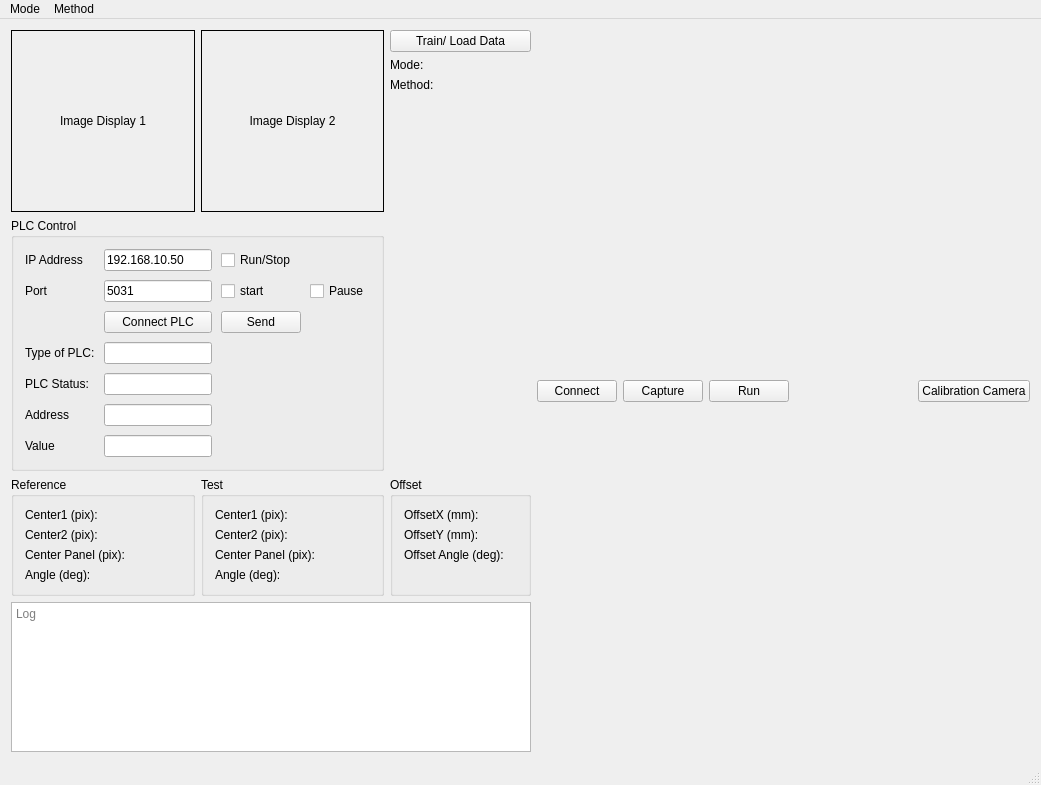
This is matchingui.ui in tony71200/ChamferMatching_UI as Qt 5 draws it before an edit. The edited form follows.
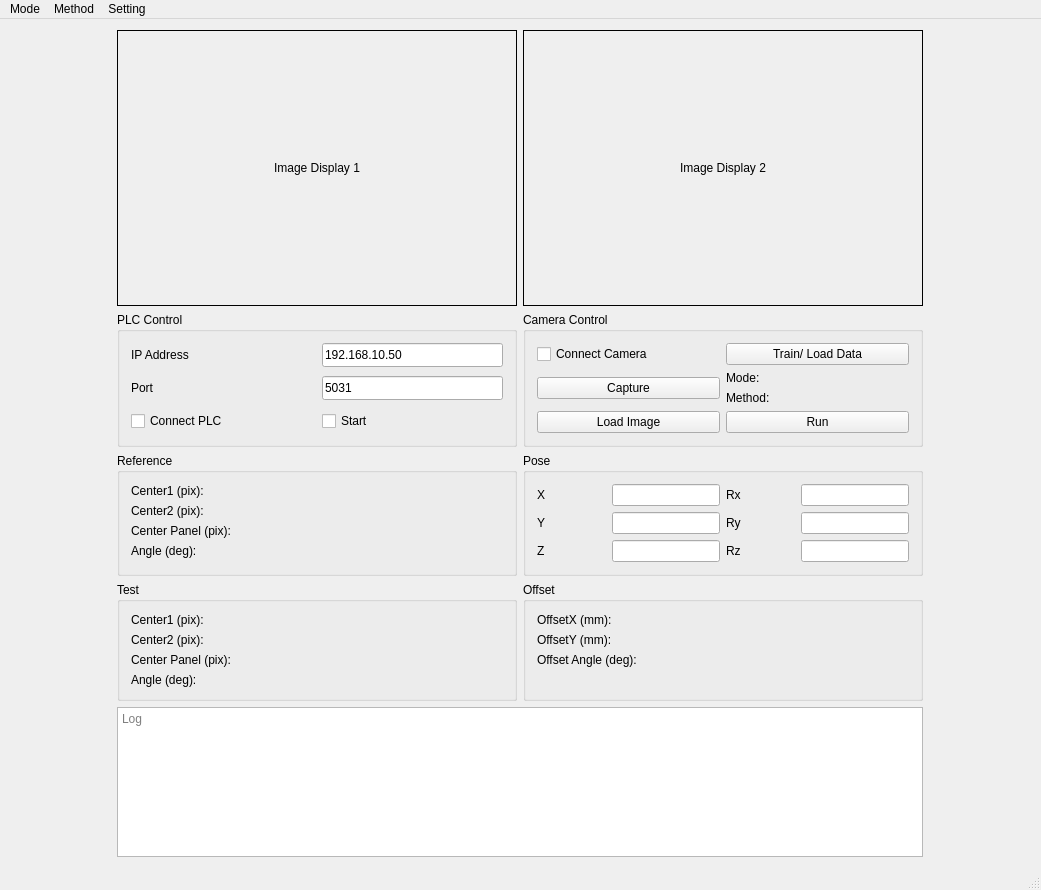
This is the edited form.

Diff of the .ui file:
```diff
--- a/matchingui.ui
+++ b/matchingui.ui
@@ -7,115 +7,29 @@
     <x>0</x>
     <y>0</y>
     <width>1041</width>
-    <height>785</height>
+    <height>890</height>
    </rect>
   </property>
   <property name="windowTitle">
    <string>Chamfer Matching UI</string>
   </property>
   <widget class="QWidget" name="centralWidget">
-   <layout class="QGridLayout" name="gridLayout" columnstretch="1,2">
+   <layout class="QGridLayout" name="gridLayout" columnstretch="1,0">
     <item row="0" column="1">
      <layout class="QVBoxLayout" name="right_pane_layout">
       <item>
-       <layout class="QHBoxLayout" name="actions_layout">
-        <item>
-         <widget class="QPushButton" name="btn_connect">
-          <property name="text">
-           <string>Connect</string>
-          </property>
-         </widget>
-        </item>
-        <item>
-         <widget class="QPushButton" name="btn_load_img">
-          <property name="text">
-           <string>Capture</string>
-          </property>
-         </widget>
-        </item>
-        <item>
-         <widget class="QPushButton" name="btn_run">
-          <property name="text">
-           <string>Run</string>
-          </property>
-         </widget>
-        </item>
-        <item>
-         <spacer name="horizontalSpacer">
-          <property name="orientation">
-           <enum>Qt::Horizontal</enum>
-          </property>
-          <property name="sizeHint" stdset="0">
-           <size>
-            <width>40</width>
-            <height>20</height>
-           </size>
-          </property>
-         </spacer>
-        </item>
-        <item>
-         <widget class="QPushButton" name="btn_Calib">
-          <property name="text">
-           <string>Calibration Camera</string>
-          </property>
-         </widget>
-        </item>
-       </layout>
+       <layout class="QHBoxLayout" name="actions_layout"/>
       </item>
      </layout>
     </item>
     <item row="0" column="0">
      <layout class="QGridLayout" name="left_pane_layout">
+      <property name="sizeConstraint">
+       <enum>QLayout::SetMinimumSize</enum>
+      </property>
       <property name="horizontalSpacing">
        <number>6</number>
       </property>
-      <item row="0" column="0">
-       <widget class="QLabel" name="lbl_display_1">
-        <property name="sizePolicy">
-         <sizepolicy hsizetype="Expanding" vsizetype="Expanding">
-          <horstretch>0</horstretch>
-          <verstretch>0</verstretch>
-         </sizepolicy>
-        </property>
-        <property name="minimumSize">
-         <size>
-          <width>150</width>
-          <height>150</height>
-         </size>
-        </property>
-        <property name="frameShape">
-         <enum>QFrame::Box</enum>
-        </property>
-        <property name="text">
-         <string>Image Display 1</string>
-        </property>
-        <property name="alignment">
-         <set>Qt::AlignCenter</set>
-        </property>
-       </widget>
-      </item>
-      <item row="3" column="0" colspan="3">
-       <widget class="QTextEdit" name="log_text_edit">
-        <property name="sizePolicy">
-         <sizepolicy hsizetype="Minimum" vsizetype="Minimum">
-          <horstretch>0</horstretch>
-          <verstretch>0</verstretch>
-         </sizepolicy>
-        </property>
-        <property name="maximumSize">
-         <size>
-          <width>16777215</width>
-          <height>150</height>
-         </size>
-        </property>
-        <property name="readOnly">
-         <bool>true</bool>
-        </property>
-        <property name="placeholderText">
-         <string>Log</string>
-        </property>
-       </widget>
-      </item>
       <item row="2" column="0">
        <widget class="QGroupBox" name="gb_ref">
         <property name="sizePolicy">
@@ -187,79 +101,166 @@
         </layout>
        </widget>
       </item>
-      <item row="2" column="1">
-       <widget class="QGroupBox" name="gb_test">
-        <property name="sizePolicy">
-         <sizepolicy hsizetype="Preferred" vsizetype="Preferred">
-          <horstretch>0</horstretch>
-          <verstretch>0</verstretch>
-         </sizepolicy>
-        </property>
+      <item row="1" column="0">
+       <widget class="QGroupBox" name="plc_control_group_box">
         <property name="title">
-         <string>Test</string>
+         <string>PLC Control</string>
         </property>
-        <layout class="QFormLayout" name="formLayout_5">
-         <item row="0" column="0">
-          <widget class="QLabel" name="label_7">
+        <layout class="QGridLayout" name="gridLayout_plc">
+         <property name="spacing">
+          <number>9</number>
+         </property>
+         <item row="1" column="1">
+          <widget class="QLineEdit" name="le_port">
+           <property name="sizePolicy">
+            <sizepolicy hsizetype="Preferred" vsizetype="Preferred">
+             <horstretch>0</horstretch>
+             <verstretch>0</verstretch>
+            </sizepolicy>
+           </property>
            <property name="text">
-            <string>Center1 (pix):</string>
+            <string>5031</string>
+           </property>
+           <property name="readOnly">
+            <bool>true</bool>
            </property>
           </widget>
          </item>
          <item row="1" column="0">
-          <widget class="QLabel" name="label_8">
-           <property name="text">
-            <string>Center2 (pix):</string>
+          <widget class="QLabel" name="label_port">
+           <property name="sizePolicy">
+            <sizepolicy hsizetype="Minimum" vsizetype="Preferred">
+             <horstretch>0</horstretch>
+             <verstretch>0</verstretch>
+            </sizepolicy>
            </property>
-          </widget>
-         </item>
-         <item row="2" column="0">
-          <widget class="QLabel" name="label_9">
            <property name="text">
-            <string>Center Panel (pix):</string>
+            <string>Port</string>
            </property>
           </widget>
          </item>
-         <item row="3" column="0">
-          <widget class="QLabel" name="label_10">
+         <item row="0" column="0">
+          <widget class="QLabel" name="label_ip">
+           <property name="sizePolicy">
+            <sizepolicy hsizetype="Minimum" vsizetype="Preferred">
+             <horstretch>0</horstretch>
+             <verstretch>0</verstretch>
+            </sizepolicy>
+           </property>
            <property name="text">
-            <string>Angle (deg):</string>
+            <string>IP Address</string>
            </property>
           </widget>
          </item>
          <item row="0" column="1">
-          <widget class="QLabel" name="lbl_test_c1">
+          <widget class="QLineEdit" name="le_ip">
+           <property name="sizePolicy">
+            <sizepolicy hsizetype="Preferred" vsizetype="Preferred">
+             <horstretch>0</horstretch>
+             <verstretch>0</verstretch>
+            </sizepolicy>
+           </property>
            <property name="text">
-            <string/>
+            <string>192.168.10.50</string>
+           </property>
+           <property name="readOnly">
+            <bool>true</bool>
            </property>
           </widget>
          </item>
-         <item row="1" column="1">
-          <widget class="QLabel" name="lbl_test_c2">
+         <item row="2" column="0">
+          <widget class="QCheckBox" name="btn_connect_plc">
+           <property name="sizePolicy">
+            <sizepolicy hsizetype="Preferred" vsizetype="Preferred">
+             <horstretch>0</horstretch>
+             <verstretch>0</verstretch>
+            </sizepolicy>
+           </property>
            <property name="text">
-            <string/>
+            <string>Connect PLC</string>
            </property>
           </widget>
          </item>
          <item row="2" column="1">
-          <widget class="QLabel" name="lbl_test_p">
-           <property name="text">
-            <string/>
+          <widget class="QCheckBox" name="cb_start">
+           <property name="sizePolicy">
+            <sizepolicy hsizetype="Minimum" vsizetype="Preferred">
+             <horstretch>0</horstretch>
+             <verstretch>0</verstretch>
+            </sizepolicy>
            </property>
-          </widget>
-         </item>
-         <item row="3" column="1">
-          <widget class="QLabel" name="lbl_test_a">
            <property name="text">
-            <string/>
+            <string>Start</string>
+           </property>
+           <property name="checkable">
+            <bool>true</bool>
            </property>
           </widget>
          </item>
         </layout>
        </widget>
       </item>
-      <item row="2" column="2">
+      <item row="0" column="0">
+       <widget class="QLabel" name="lbl_display_1">
+        <property name="sizePolicy">
+         <sizepolicy hsizetype="Preferred" vsizetype="Expanding">
+          <horstretch>0</horstretch>
+          <verstretch>0</verstretch>
+         </sizepolicy>
+        </property>
+        <property name="minimumSize">
+         <size>
+          <width>150</width>
+          <height>150</height>
+         </size>
+        </property>
+        <property name="maximumSize">
+         <size>
+          <width>400</width>
+          <height>400</height>
+         </size>
+        </property>
+        <property name="frameShape">
+         <enum>QFrame::Box</enum>
+        </property>
+        <property name="text">
+         <string>Image Display 1</string>
+        </property>
+        <property name="alignment">
+         <set>Qt::AlignCenter</set>
+        </property>
+       </widget>
+      </item>
+      <item row="5" column="0" colspan="2">
+       <widget class="QTextEdit" name="log_text_edit">
+        <property name="sizePolicy">
+         <sizepolicy hsizetype="Minimum" vsizetype="Minimum">
+          <horstretch>0</horstretch>
+          <verstretch>0</verstretch>
+         </sizepolicy>
+        </property>
+        <property name="maximumSize">
+         <size>
+          <width>16777215</width>
+          <height>150</height>
+         </size>
+        </property>
+        <property name="readOnly">
+         <bool>true</bool>
+        </property>
+        <property name="placeholderText">
+         <string>Log</string>
+        </property>
+       </widget>
+      </item>
+      <item row="3" column="1">
        <widget class="QGroupBox" name="gb_offset">
+        <property name="sizePolicy">
+         <sizepolicy hsizetype="Minimum" vsizetype="Preferred">
+          <horstretch>0</horstretch>
+          <verstretch>0</verstretch>
+         </sizepolicy>
+        </property>
         <property name="title">
          <string>Offset</string>
         </property>
@@ -309,10 +310,81 @@
         </layout>
        </widget>
       </item>
+      <item row="3" column="0">
+       <widget class="QGroupBox" name="gb_test">
+        <property name="sizePolicy">
+         <sizepolicy hsizetype="Preferred" vsizetype="Preferred">
+          <horstretch>0</horstretch>
+          <verstretch>0</verstretch>
+         </sizepolicy>
+        </property>
+        <property name="title">
+         <string>Test</string>
+        </property>
+        <layout class="QFormLayout" name="formLayout_5">
+         <item row="0" column="0">
+          <widget class="QLabel" name="label_7">
+           <property name="text">
+            <string>Center1 (pix):</string>
+           </property>
+          </widget>
+         </item>
+         <item row="1" column="0">
+          <widget class="QLabel" name="label_8">
+           <property name="text">
+            <string>Center2 (pix):</string>
+           </property>
+          </widget>
+         </item>
+         <item row="2" column="0">
+          <widget class="QLabel" name="label_9">
+           <property name="text">
+            <string>Center Panel (pix):</string>
+           </property>
+          </widget>
+         </item>
+         <item row="3" column="0">
+          <widget class="QLabel" name="label_10">
+           <property name="text">
+            <string>Angle (deg):</string>
+           </property>
+          </widget>
+         </item>
+         <item row="0" column="1">
+          <widget class="QLabel" name="lbl_test_c1">
+           <property name="text">
+            <string/>
+           </property>
+          </widget>
+         </item>
+         <item row="1" column="1">
+          <widget class="QLabel" name="lbl_test_c2">
+           <property name="text">
+            <string/>
+           </property>
+          </widget>
+         </item>
+         <item row="2" column="1">
+          <widget class="QLabel" name="lbl_test_p">
+           <property name="text">
+            <string/>
+           </property>
+          </widget>
+         </item>
+         <item row="3" column="1">
+          <widget class="QLabel" name="lbl_test_a">
+           <property name="text">
+            <string/>
+           </property>
+          </widget>
+         </item>
+        </layout>
+       </widget>
+      </item>
       <item row="0" column="1">
        <widget class="QLabel" name="lbl_display_2">
         <property name="sizePolicy">
-         <sizepolicy hsizetype="Expanding" vsizetype="Expanding">
+         <sizepolicy hsizetype="Preferred" vsizetype="Expanding">
           <horstretch>0</horstretch>
           <verstretch>0</verstretch>
          </sizepolicy>
@@ -323,6 +395,12 @@
           <height>150</height>
          </size>
         </property>
+        <property name="maximumSize">
+         <size>
+          <width>400</width>
+          <height>400</height>
+         </size>
+        </property>
         <property name="frameShape">
          <enum>QFrame::Box</enum>
         </property>
@@ -334,241 +412,376 @@
         </property>
        </widget>
       </item>
-      <item row="0" column="2">
-       <layout class="QVBoxLayout" name="verticalLayout_2">
-        <item>
-         <widget class="QPushButton" name="btn_train_data">
-          <property name="text">
-           <string>Train/ Load Data</string>
-          </property>
-         </widget>
-        </item>
-        <item>
-         <layout class="QFormLayout" name="formLayout_2">
-          <item row="0" column="0">
-           <widget class="QLabel" name="label_4">
-            <property name="text">
-             <string>Mode:</string>
-            </property>
-           </widget>
-          </item>
-          <item row="0" column="1">
-           <widget class="QLabel" name="lbl_mode_value">
-            <property name="text">
-             <string/>
-            </property>
-           </widget>
-          </item>
-          <item row="1" column="0">
-           <widget class="QLabel" name="label_5">
-            <property name="text">
-             <string>Method:</string>
-            </property>
-           </widget>
-          </item>
-          <item row="1" column="1">
-           <widget class="QLabel" name="lbl_method_value">
-            <property name="text">
-             <string/>
-            </property>
-           </widget>
-          </item>
-         </layout>
-        </item>
-        <item>
-         <spacer name="verticalSpacer">
-          <property name="orientation">
-           <enum>Qt::Vertical</enum>
-          </property>
-          <property name="sizeHint" stdset="0">
-           <size>
-            <width>20</width>
-            <height>40</height>
-           </size>
-          </property>
-         </spacer>
-        </item>
-       </layout>
+      <item row="1" column="1">
+       <widget class="QGroupBox" name="gb_Camera">
+        <property name="title">
+         <string>Camera Control</string>
+        </property>
+        <layout class="QGridLayout" name="gridLayout_3">
+         <item row="1" column="0">
+          <widget class="QPushButton" name="btn_capture">
+           <property name="text">
+            <string>Capture</string>
+           </property>
+          </widget>
+         </item>
+         <item row="2" column="0">
+          <widget class="QPushButton" name="btn_loadImage">
+           <property name="text">
+            <string>Load Image</string>
+           </property>
+          </widget>
+         </item>
+         <item row="0" column="1">
+          <widget class="QPushButton" name="btn_train_data">
+           <property name="text">
+            <string>Train/ Load Data</string>
+           </property>
+          </widget>
+         </item>
+         <item row="2" column="1">
+          <widget class="QPushButton" name="btn_run">
+           <property name="text">
+            <string>Run</string>
+           </property>
+          </widget>
+         </item>
+         <item row="1" column="1">
+          <layout class="QFormLayout" name="formLayout_2">
+           <item row="0" column="0">
+            <widget class="QLabel" name="label_4">
+             <property name="text">
+              <string>Mode:</string>
+             </property>
+            </widget>
+           </item>
+           <item row="0" column="1">
+            <widget class="QLabel" name="lbl_mode_value">
+             <property name="text">
+              <string/>
+             </property>
+            </widget>
+           </item>
+           <item row="1" column="0">
+            <widget class="QLabel" name="label_5">
+             <property name="text">
+              <string>Method:</string>
+             </property>
+            </widget>
+           </item>
+           <item row="1" column="1">
+            <widget class="QLabel" name="lbl_method_value">
+             <property name="text">
+              <string/>
+             </property>
+            </widget>
+           </item>
+          </layout>
+         </item>
+         <item row="0" column="0">
+          <widget class="QCheckBox" name="btn_connect">
+           <property name="text">
+            <string>Connect Camera</string>
+           </property>
+          </widget>
+         </item>
+        </layout>
+       </widget>
       </item>
-      <item row="1" column="0" colspan="2">
-       <widget class="QGroupBox" name="plc_control_group_box">
+      <item row="2" column="1">
+       <widget class="QGroupBox" name="gb_pose">
         <property name="sizePolicy">
-         <sizepolicy hsizetype="Fixed" vsizetype="Minimum">
+         <sizepolicy hsizetype="Minimum" vsizetype="Fixed">
           <horstretch>0</horstretch>
           <verstretch>0</verstretch>
          </sizepolicy>
         </property>
         <property name="title">
-         <string>PLC Control</string>
+         <string>Pose</string>
         </property>
-        <layout class="QGridLayout" name="gridLayout_plc">
-         <property name="spacing">
-          <number>9</number>
-         </property>
-         <item row="6" column="0">
-          <widget class="QLabel" name="label_address">
-           <property name="text">
-            <string>Address</string>
-           </property>
-          </widget>
-         </item>
-         <item row="6" column="1">
-          <widget class="QLineEdit" name="le_address">
-           <property name="sizePolicy">
-            <sizepolicy hsizetype="Preferred" vsizetype="Preferred">
-             <horstretch>0</horstretch>
-             <verstretch>0</verstretch>
-            </sizepolicy>
-           </property>
-          </widget>
-         </item>
+        <property name="checkable">
+         <bool>false</bool>
+        </property>
+        <layout class="QGridLayout" name="gridLayout_2">
          <item row="0" column="0">
-          <widget class="QLabel" name="label_ip">
-           <property name="text">
-            <string>IP Address</string>
-           </property>
-          </widget>
-         </item>
-         <item row="0" column="1">
-          <widget class="QLineEdit" name="le_ip">
+          <widget class="QLabel" name="lbl_X">
            <property name="sizePolicy">
-            <sizepolicy hsizetype="Preferred" vsizetype="Preferred">
+            <sizepolicy hsizetype="Fixed" vsizetype="Preferred">
              <horstretch>0</horstretch>
              <verstretch>0</verstretch>
             </sizepolicy>
            </property>
+           <property name="maximumSize">
+            <size>
+             <width>300</width>
+             <height>300</height>
+            </size>
+           </property>
            <property name="text">
-            <string>192.168.10.50</string>
+            <string>X</string>
+           </property>
+           <property name="scaledContents">
+            <bool>true</bool>
            </property>
           </widget>
          </item>
          <item row="1" column="0">
-          <widget class="QLabel" name="label_port">
+          <widget class="QLabel" name="lbl_Y">
+           <property name="sizePolicy">
+            <sizepolicy hsizetype="Fixed" vsizetype="Preferred">
+             <horstretch>0</horstretch>
+             <verstretch>0</verstretch>
+            </sizepolicy>
+           </property>
+           <property name="maximumSize">
+            <size>
+             <width>300</width>
+             <height>300</height>
+            </size>
+           </property>
            <property name="text">
-            <string>Port</string>
+            <string>Y</string>
+           </property>
+           <property name="scaledContents">
+            <bool>true</bool>
            </property>
           </widget>
          </item>
          <item row="1" column="1">
-          <widget class="QLineEdit" name="le_port">
+          <widget class="QLineEdit" name="le_pose_y">
            <property name="sizePolicy">
-            <sizepolicy hsizetype="Preferred" vsizetype="Preferred">
+            <sizepolicy hsizetype="Preferred" vsizetype="Fixed">
              <horstretch>0</horstretch>
              <verstretch>0</verstretch>
             </sizepolicy>
            </property>
-           <property name="text">
-            <string>5031</string>
+           <property name="minimumSize">
+            <size>
+             <width>50</width>
+             <height>0</height>
+            </size>
+           </property>
+           <property name="maximumSize">
+            <size>
+             <width>200</width>
+             <height>16777215</height>
+            </size>
+           </property>
+           <property name="readOnly">
+            <bool>true</bool>
            </property>
           </widget>
          </item>
          <item row="2" column="1">
-          <widget class="QPushButton" name="btn_connect_plc">
+          <widget class="QLineEdit" name="le_pose_z">
            <property name="sizePolicy">
-            <sizepolicy hsizetype="Preferred" vsizetype="Preferred">
+            <sizepolicy hsizetype="Preferred" vsizetype="Fixed">
              <horstretch>0</horstretch>
              <verstretch>0</verstretch>
             </sizepolicy>
            </property>
-           <property name="text">
-            <string>Connect PLC</string>
+           <property name="minimumSize">
+            <size>
+             <width>50</width>
+             <height>0</height>
+            </size>
            </property>
-          </widget>
-         </item>
-         <item row="3" column="0">
-          <widget class="QLabel" name="label_type_plc">
-           <property name="text">
-            <string>Type of PLC:</string>
+           <property name="maximumSize">
+            <size>
+             <width>200</width>
+             <height>16777215</height>
+            </size>
            </property>
-          </widget>
-         </item>
-         <item row="3" column="1">
-          <widget class="QLineEdit" name="le_type_plc">
-           <property name="sizePolicy">
-            <sizepolicy hsizetype="Preferred" vsizetype="Preferred">
-             <horstretch>0</horstretch>
-             <verstretch>0</verstretch>
-            </sizepolicy>
+           <property name="readOnly">
+            <bool>true</bool>
            </property>
           </widget>
          </item>
-         <item row="5" column="0">
-          <widget class="QLabel" name="label_plc_status">
-           <property name="text">
-            <string>PLC Status:</string>
-           </property>
-          </widget>
-         </item>
-         <item row="5" column="1">
-          <widget class="QLineEdit" name="le_plc_status">
+         <item row="2" column="0">
+          <widget class="QLabel" name="lbl_Z">
            <property name="sizePolicy">
-            <sizepolicy hsizetype="Preferred" vsizetype="Preferred">
+            <sizepolicy hsizetype="Fixed" vsizetype="Preferred">
              <horstretch>0</horstretch>
              <verstretch>0</verstretch>
             </sizepolicy>
            </property>
-          </widget>
-         </item>
-         <item row="1" column="3">
-          <widget class="QCheckBox" name="check_pause">
-           <property name="text">
-            <string>Pause</string>
+           <property name="maximumSize">
+            <size>
+             <width>300</width>
+             <height>300</height>
+            </size>
            </property>
-          </widget>
-         </item>
-         <item row="2" column="2">
-          <widget class="QPushButton" name="btn_send">
-           <property name="sizePolicy">
-            <sizepolicy hsizetype="Minimum" vsizetype="Preferred">
-             <horstretch>0</horstretch>
-             <verstretch>0</verstretch>
-            </sizepolicy>
-           </property>
            <property name="text">
-            <string>Send</string>
+            <string>Z</string>
            </property>
-          </widget>
-         </item>
-         <item row="7" column="0">
-          <widget class="QLabel" name="label_value">
-           <property name="text">
-            <string>Value</string>
-           </property>
-          </widget>
-         </item>
-         <item row="7" column="1">
-          <widget class="QLineEdit" name="le_value">
-           <property name="sizePolicy">
-            <sizepolicy hsizetype="Preferred" vsizetype="Preferred">
-             <horstretch>0</horstretch>
-             <verstretch>0</verstretch>
-            </sizepolicy>
+           <property name="scaledContents">
+            <bool>true</bool>
            </property>
           </widget>
          </item>
          <item row="0" column="2">
-          <widget class="QCheckBox" name="check_run_stop">
+          <widget class="QLabel" name="lbl_Rx">
            <property name="sizePolicy">
-            <sizepolicy hsizetype="Minimum" vsizetype="Preferred">
+            <sizepolicy hsizetype="Fixed" vsizetype="Preferred">
              <horstretch>0</horstretch>
              <verstretch>0</verstretch>
             </sizepolicy>
            </property>
+           <property name="maximumSize">
+            <size>
+             <width>300</width>
+             <height>300</height>
+            </size>
+           </property>
            <property name="text">
-            <string>Run/Stop</string>
+            <string>Rx</string>
+           </property>
+           <property name="scaledContents">
+            <bool>true</bool>
+           </property>
+          </widget>
+         </item>
+         <item row="0" column="1">
+          <widget class="QLineEdit" name="le_pose_x">
+           <property name="sizePolicy">
+            <sizepolicy hsizetype="Preferred" vsizetype="Fixed">
+             <horstretch>0</horstretch>
+             <verstretch>0</verstretch>
+            </sizepolicy>
+           </property>
+           <property name="minimumSize">
+            <size>
+             <width>50</width>
+             <height>0</height>
+            </size>
+           </property>
+           <property name="maximumSize">
+            <size>
+             <width>200</width>
+             <height>16777215</height>
+            </size>
+           </property>
+           <property name="readOnly">
+            <bool>true</bool>
+           </property>
+          </widget>
+         </item>
+         <item row="0" column="3">
+          <widget class="QLineEdit" name="le_pose_rx">
+           <property name="sizePolicy">
+            <sizepolicy hsizetype="Preferred" vsizetype="Fixed">
+             <horstretch>0</horstretch>
+             <verstretch>0</verstretch>
+            </sizepolicy>
+           </property>
+           <property name="minimumSize">
+            <size>
+             <width>50</width>
+             <height>0</height>
+            </size>
+           </property>
+           <property name="maximumSize">
+            <size>
+             <width>200</width>
+             <height>16777215</height>
+            </size>
+           </property>
+           <property name="readOnly">
+            <bool>true</bool>
            </property>
           </widget>
          </item>
          <item row="1" column="2">
-          <widget class="QCheckBox" name="cb_start">
+          <widget class="QLabel" name="lbl_Ry">
            <property name="sizePolicy">
-            <sizepolicy hsizetype="Minimum" vsizetype="Preferred">
+            <sizepolicy hsizetype="Fixed" vsizetype="Preferred">
              <horstretch>0</horstretch>
              <verstretch>0</verstretch>
             </sizepolicy>
            </property>
+           <property name="maximumSize">
+            <size>
+             <width>300</width>
+             <height>300</height>
+            </size>
+           </property>
            <property name="text">
-            <string>start</string>
+            <string>Ry</string>
+           </property>
+           <property name="scaledContents">
+            <bool>true</bool>
+           </property>
+          </widget>
+         </item>
+         <item row="1" column="3">
+          <widget class="QLineEdit" name="le_pose_ry">
+           <property name="sizePolicy">
+            <sizepolicy hsizetype="Preferred" vsizetype="Fixed">
+             <horstretch>0</horstretch>
+             <verstretch>0</verstretch>
+            </sizepolicy>
+           </property>
+           <property name="minimumSize">
+            <size>
+             <width>50</width>
+             <height>0</height>
+            </size>
+           </property>
+           <property name="maximumSize">
+            <size>
+             <width>200</width>
+             <height>16777215</height>
+            </size>
+           </property>
+           <property name="readOnly">
+            <bool>true</bool>
+           </property>
+          </widget>
+         </item>
+         <item row="2" column="2">
+          <widget class="QLabel" name="lbl_Rz">
+           <property name="sizePolicy">
+            <sizepolicy hsizetype="Fixed" vsizetype="Preferred">
+             <horstretch>0</horstretch>
+             <verstretch>0</verstretch>
+            </sizepolicy>
+           </property>
+           <property name="maximumSize">
+            <size>
+             <width>300</width>
+             <height>300</height>
+            </size>
+           </property>
+           <property name="text">
+            <string>Rz</string>
+           </property>
+           <property name="scaledContents">
+            <bool>true</bool>
+           </property>
+          </widget>
+         </item>
+         <item row="2" column="3">
+          <widget class="QLineEdit" name="le_pose_rz">
+           <property name="sizePolicy">
+            <sizepolicy hsizetype="Preferred" vsizetype="Fixed">
+             <horstretch>0</horstretch>
+             <verstretch>0</verstretch>
+            </sizepolicy>
+           </property>
+           <property name="minimumSize">
+            <size>
+             <width>50</width>
+             <height>0</height>
+            </size>
+           </property>
+           <property name="maximumSize">
+            <size>
+             <width>200</width>
+             <height>16777215</height>
+            </size>
+           </property>
+           <property name="readOnly">
+            <bool>true</bool>
            </property>
           </widget>
          </item>
@@ -603,8 +816,16 @@
     <addaction name="actionChamfer"/>
     <addaction name="actionFastRST"/>
    </widget>
+   <widget class="QMenu" name="menuSetting">
+    <property name="title">
+     <string>Setting</string>
+    </property>
+    <addaction name="actionSetting"/>
+    <addaction name="actionMeasure"/>
+   </widget>
    <addaction name="menuMode"/>
    <addaction name="menuMethod"/>
+   <addaction name="menuSetting"/>
   </widget>
   <widget class="QStatusBar" name="statusBar"/>
   <action name="actionTrain">
```
Left out of the diff: 15 changed lines with no effect on the pictures.
